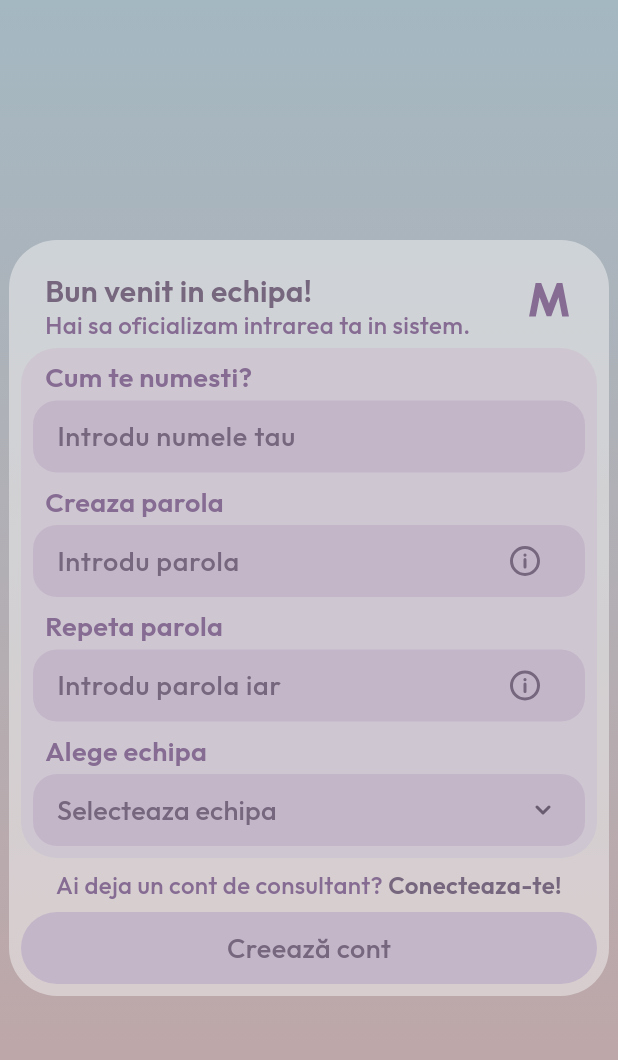
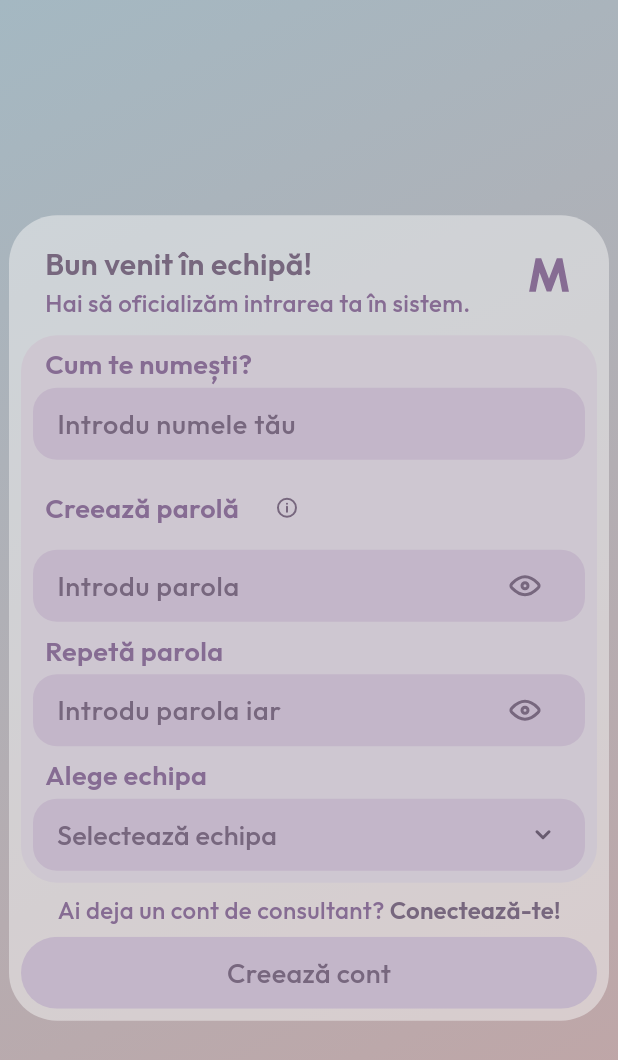
Before and after one commit to geanatz/Broker-App, a Flutter app: the RegisterScreen screen opened by its route, on a phone screen of 412 x 824 dp. Shown: the top 1060 px of the screen. Run offline on Flutter 3.47's test engine with Material 3 defaults, Android fonts, the light colour scheme and no system bars; our stand-ins replace cloud_firestore, firebase_auth, firebase_core, flutter_svg, google_fonts; accounts and stored records are empty.

Commit message:
Autentificare Completa

```diff
--- /dev/null
+++ b/devtools_options.yaml
@@ -0,0 +1,3 @@
+description: This file stores settings for Dart & Flutter DevTools.
+documentation: https://docs.flutter.dev/tools/devtools/extensions#configure-extension-enablement-states
+extensions:
--- a/lib/screens/auth/register.dart
+++ b/lib/screens/auth/register.dart
@@ -4,6 +4,8 @@ import 'package:flutter_svg/flutter_svg.dart';
 import 'package:google_fonts/google_fonts.dart';
 import 'dart:math';
 import '../../services/auth_service.dart'; // Import AuthService
+import 'package:flutter/rendering.dart';
+import 'package:flutter/services.dart';
 
 class RegisterScreen extends StatefulWidget {
   const RegisterScreen({super.key});
@@ -43,8 +45,9 @@ class _RegisterScreenState extends State<RegisterScreen> {
         decoration: const BoxDecoration(
           gradient: LinearGradient(
             begin: Alignment.topLeft,
-            end: Alignment.bottomLeft,
+            end: Alignment.bottomRight,
             colors: [Color(0xFFA4B8C2), Color(0xFFC2A4A4)],
+            stops: [0.0, 1.0],
           ),
         ),
         child: Center(
@@ -52,7 +55,7 @@ class _RegisterScreenState extends State<RegisterScreen> {
             width: 400,
             padding: const EdgeInsets.all(8),
             decoration: BoxDecoration(
-              color: const Color(0x80F2F2F2),
+              color: const Color(0x80F2F2F2), // 50% opacity
               borderRadius: BorderRadius.circular(32),
             ),
             child: Column(
@@ -60,6 +63,8 @@ class _RegisterScreenState extends State<RegisterScreen> {
               children: [
                 // Header
                 _buildHeader(),
+
+                const SizedBox(height: 8),
 
                 // Form
                 Container(
@@ -73,8 +78,8 @@ class _RegisterScreenState extends State<RegisterScreen> {
                     children: [
                       // Name Field
                       _buildTextField(
-                        title: 'Cum te numesti?',
-                        hintText: 'Introdu numele tau',
+                        title: 'Cum te numești?',
+                        hintText: 'Introdu numele tău',
                         controller: _nameController,
                       ),
 
@@ -82,7 +87,7 @@ class _RegisterScreenState extends State<RegisterScreen> {
 
                       // Password Field
                       _buildTextField(
-                        title: 'Creaza parola',
+                        title: 'Creează parolă',
                         hintText: 'Introdu parola',
                         controller: _passwordController,
                         isPassword: true,
@@ -93,11 +98,10 @@ class _RegisterScreenState extends State<RegisterScreen> {
 
                       // Confirm Password Field
                       _buildTextField(
-                        title: 'Repeta parola',
+                        title: 'Repetă parola',
                         hintText: 'Introdu parola iar',
                         controller: _confirmPasswordController,
                         isPassword: true,
-                        showInfoButton: true,
                       ),
 
                       const SizedBox(height: 8),
@@ -112,33 +116,41 @@ class _RegisterScreenState extends State<RegisterScreen> {
 
                 // Login Link
                 Padding(
-                  padding: const EdgeInsets.symmetric(horizontal: 8),
-                  child: Text.rich(
-                    TextSpan(
-                      text: 'Ai deja un cont de consultant? ',
+                  padding: const EdgeInsets.symmetric(horizontal: 16),
+                  child: Row(
+                    mainAxisAlignment: MainAxisAlignment.center,
+                    children: [
+                      Text(
+                        'Ai deja un cont de consultant? ',
                         style: GoogleFonts.outfit(
                           fontSize: 16,
                           fontWeight: FontWeight.w500,
-                        height: 1.25, // line-height: 20px / font-size: 16px = 1.25
+                          height: 1.25,
                           color: const Color(0xFF866C93),
                         ),
-                      children: [
-                        TextSpan(
-                          text: 'Conecteaza-te!',
+                      ),
+                      TextButton(
+                        onPressed: () {
+                          Future.delayed(Duration.zero, () {
+                            Navigator.of(context).pushReplacementNamed('/login');
+                          });
+                        },
+                        style: TextButton.styleFrom(
+                          padding: EdgeInsets.zero,
+                          minimumSize: Size.zero,
+                          tapTargetSize: MaterialTapTargetSize.shrinkWrap,
+                        ),
+                        child: Text(
+                          'Conectează-te!',
                           style: GoogleFonts.outfit(
                             fontSize: 16,
-                            fontWeight: FontWeight.w600, // Changed to 600 to match Figma spec
+                            fontWeight: FontWeight.w600,
                             height: 1.25,
-                            color: const Color(0xFF77677E), // Darker color for emphasis
+                            color: const Color(0xFF77677E),
                           ),
-                          recognizer: TapGestureRecognizer()
-                            ..onTap = () {
-                              Navigator.pushReplacementNamed(context, '/login');
-                            },
+                        ),
                       ),
                     ],
-                    ),
-                    textAlign: TextAlign.center,
                   ),
                 ),
 
@@ -155,13 +167,13 @@ class _RegisterScreenState extends State<RegisterScreen> {
   }
 
   Widget _buildHeader() {
-    return Padding(
-      padding: const EdgeInsets.only(left: 8),
-      child: Row(
+    return Row(
       mainAxisAlignment: MainAxisAlignment.center,
       children: [
         // Title and Description
         Expanded(
+          child: Padding(
+            padding: const EdgeInsets.only(left: 8),
             child: Column(
               mainAxisSize: MainAxisSize.min,
               crossAxisAlignment: CrossAxisAlignment.start,
@@ -169,28 +181,30 @@ class _RegisterScreenState extends State<RegisterScreen> {
                 Padding(
                   padding: const EdgeInsets.only(top: 8, left: 8),
                   child: Text(
-                    'Bun venit in echipa!',
+                    'Bun venit în echipă!',
                     style: GoogleFonts.outfit(
                       fontSize: 20,
                       fontWeight: FontWeight.w600,
-                      height: 1.25, // line-height: 25px / font-size: 20px = 1.25
+                      height: 1.25,
                       color: const Color(0xFF77677E),
                     ),
                   ),
                 ),
+                const SizedBox(height: 4),
                 Padding(
                   padding: const EdgeInsets.only(left: 8),
                   child: Text(
-                    'Hai sa oficializam intrarea ta in sistem.',
+                    'Hai să oficializăm intrarea ta în sistem.',
                     style: GoogleFonts.outfit(
                       fontSize: 16,
                       fontWeight: FontWeight.w500,
-                      height: 1.25, // line-height: 20px / font-size: 16px = 1.25
+                      height: 1.25,
                       color: const Color(0xFF866C93),
                     ),
                   ),
                 ),
               ],
+            ),
           ),
         ),
 
@@ -213,7 +227,6 @@ class _RegisterScreenState extends State<RegisterScreen> {
           ),
         ),
       ],
-      ),
     );
   }
 
@@ -227,17 +240,48 @@ class _RegisterScreenState extends State<RegisterScreen> {
     return Column(
       crossAxisAlignment: CrossAxisAlignment.start,
       children: [
-        // Field Title
+        // Field Title with Info Button (if needed)
         Padding(
           padding: const EdgeInsets.symmetric(horizontal: 8),
-          child: Text(
+          child: Row(
+            children: [
+              Text(
                 title,
                 style: GoogleFonts.outfit(
                   fontSize: 18,
                   fontWeight: FontWeight.w600,
-              height: 1.28, // line-height: 23px / font-size: 18px = 1.28
+                  height: 1.28,
                   color: const Color(0xFF866C93),
                 ),
+              ),
+              if (showInfoButton)
+                Padding(
+                  padding: const EdgeInsets.only(left: 8),
+                  child: IconButton(
+                    icon: SvgPicture.asset(
+                      'assets/InfoButton.svg',
+                      width: 16,
+                      height: 16,
+                      colorFilter: const ColorFilter.mode(
+                        Color(0xFF77677E),
+                        BlendMode.srcIn,
+                      ),
+                    ),
+                    onPressed: () {
+                      // Show password info dialog
+                      _showInfoDialog(
+                        title: 'Cerințe parolă',
+                        message: 'Parola trebuie să conțină minim 8 caractere, o literă mare, o literă mică și un număr.',
+                      );
+                    },
+                    padding: EdgeInsets.zero,
+                    constraints: const BoxConstraints(
+                      minWidth: 16,
+                      minHeight: 16
+                    ),
+                  ),
+                ),
+            ],
           ),
         ),
 
@@ -257,34 +301,34 @@ class _RegisterScreenState extends State<RegisterScreen> {
                   padding: const EdgeInsets.symmetric(horizontal: 16),
                   child: TextField(
                     controller: controller,
-                    obscureText: isPassword ? true : false, // Always obscure password fields
+                    obscureText: isPassword ? (controller == _passwordController ? _obscurePassword : _obscureConfirmPassword) : false,
                     decoration: InputDecoration(
                       hintText: hintText,
                       hintStyle: GoogleFonts.outfit(
                         fontSize: 18,
                         fontWeight: FontWeight.w500,
-                        height: 1.28, // line-height: 23px / font-size: 18px = 1.28
+                        height: 1.28,
                         color: const Color(0xFF77677E),
                       ),
                       border: InputBorder.none,
-                      contentPadding: EdgeInsets.zero, // Remove padding from TextField itself
-                      isDense: true, // Makes the field more compact
+                      contentPadding: EdgeInsets.zero,
+                      isDense: true,
                     ),
                     style: GoogleFonts.outfit(
                       fontSize: 18,
                       fontWeight: FontWeight.w500,
-                      height: 1.28, // line-height: 23px / font-size: 18px = 1.28
+                      height: 1.28,
                       color: const Color(0xFF77677E),
                     ),
                   ),
                 ),
               ),
-              if (showInfoButton)
+              if (isPassword)
                 Padding(
                   padding: const EdgeInsets.only(right: 16),
                   child: IconButton(
                     icon: SvgPicture.asset(
-                      'assets/InfoButton.svg',
+                      'assets/ShowButton.svg',
                       width: 24,
                       height: 24,
                       colorFilter: const ColorFilter.mode(
@@ -293,17 +337,19 @@ class _RegisterScreenState extends State<RegisterScreen> {
                       ),
                     ),
                     onPressed: () {
-                      // Show password info dialog
-                      _showInfoDialog(
-                        title: 'Cerinte parola',
-                        message: 'Parola trebuie sa contina minim 8 caractere, o litera mare, o litera mica si un numar.',
-                      );
+                      setState(() {
+                        if (controller == _passwordController) {
+                          _obscurePassword = !_obscurePassword;
+                        } else if (controller == _confirmPasswordController) {
+                          _obscureConfirmPassword = !_obscureConfirmPassword;
+                        }
+                      });
                     },
-                    padding: EdgeInsets.zero, // Remove padding from IconButton
+                    padding: EdgeInsets.zero,
                     constraints: const BoxConstraints(
                       minWidth: 24,
                       minHeight: 24
-                    ), // Set minimum size
+                    ),
                   ),
                 ),
             ],
@@ -325,7 +371,7 @@ class _RegisterScreenState extends State<RegisterScreen> {
             style: GoogleFonts.outfit(
               fontSize: 18,
               fontWeight: FontWeight.w600,
-              height: 1.28, // line-height: 23px / font-size: 18px = 1.28
+              height: 1.28,
               color: const Color(0xFF866C93),
             ),
           ),
@@ -345,11 +391,11 @@ class _RegisterScreenState extends State<RegisterScreen> {
             child: DropdownButton<String>(
               isExpanded: true,
               hint: Text(
-                'Selecteaza echipa',
+                'Selectează echipa',
                 style: GoogleFonts.outfit(
                   fontSize: 18,
                   fontWeight: FontWeight.w500,
-                  height: 1.28, // line-height: 23px / font-size: 18px = 1.28
+                  height: 1.28,
                   color: const Color(0xFF77677E),
                 ),
               ),
@@ -371,7 +417,7 @@ class _RegisterScreenState extends State<RegisterScreen> {
                     style: GoogleFonts.outfit(
                       fontSize: 18,
                       fontWeight: FontWeight.w500,
-                      height: 1.28, // line-height: 23px / font-size: 18px = 1.28
+                      height: 1.28,
                       color: const Color(0xFF77677E),
                     ),
                   ),
@@ -391,16 +437,20 @@ class _RegisterScreenState extends State<RegisterScreen> {
   }
 
   Widget _buildRegisterButton() {
-    return InkWell(
-      onTap: _isLoading ? null : _register, // Disable button when loading
-      child: Container(
+    return Container(
       width: 384,
       height: 48,
-        alignment: Alignment.center,
+      child: Material(
+        color: Colors.transparent,
+        child: InkWell(
+          onTap: _isLoading ? null : _register,
+          borderRadius: BorderRadius.circular(24),
+          child: Ink(
             decoration: BoxDecoration(
               color: const Color(0xFFC3B6C9),
               borderRadius: BorderRadius.circular(24),
             ),
+            child: Center(
               child: _isLoading
                 ? const CircularProgressIndicator(
                     valueColor: AlwaysStoppedAnimation<Color>(Color(0xFF77677E)),
@@ -412,6 +462,9 @@ class _RegisterScreenState extends State<RegisterScreen> {
                       fontWeight: FontWeight.w500,
                       height: 1.28,
                       color: const Color(0xFF77677E),
+                    ),
+                  ),
+            ),
           ),
         ),
       ),
@@ -490,7 +543,7 @@ class _RegisterScreenState extends State<RegisterScreen> {
           mainAxisSize: MainAxisSize.min,
           children: [
             Text(
-              'Acest token este cheia de securitate a contului tau. Pastreaza-l intr-un loc sigur, vei avea nevoie de el pentru a-ti reseta parola in caz ca o uiti.',
+              'Acest token este cheia de securitate a contului tău. Păstrează-l într-un loc sigur, vei avea nevoie de el pentru a-ți reseta parola în caz că o uiți.',
               style: GoogleFonts.outfit(
                 fontSize: 16,
                 fontWeight: FontWeight.w500,
@@ -498,7 +551,10 @@ class _RegisterScreenState extends State<RegisterScreen> {
               ),
             ),
             const SizedBox(height: 16),
-            Container(
+            Row(
+              children: [
+                Expanded(
+                  child: Container(
                     padding: const EdgeInsets.all(16),
                     decoration: BoxDecoration(
                       color: const Color(0xFFCEC7D1),
@@ -513,6 +569,28 @@ class _RegisterScreenState extends State<RegisterScreen> {
                       ),
                     ),
                   ),
+                ),
+                IconButton(
+                  icon: const Icon(
+                    Icons.copy,
+                    color: Color(0xFF77677E),
+                  ),
+                  onPressed: () {
+                    // Copy token to clipboard
+                    Clipboard.setData(ClipboardData(text: token));
+                    ScaffoldMessenger.of(context).showSnackBar(
+                      SnackBar(
+                        content: Text(
+                          'Token copiat în clipboard!',
+                          style: GoogleFonts.outfit(),
+                        ),
+                        backgroundColor: const Color(0xFF77677E),
+                      ),
+                    );
+                  },
+                ),
+              ],
+            ),
           ],
         ),
         actions: [
@@ -522,7 +600,7 @@ class _RegisterScreenState extends State<RegisterScreen> {
               Navigator.pushReplacementNamed(context, '/login');
             },
             child: Text(
-              'Am inteles, continua',
+              'Am înțeles, continuă',
               style: GoogleFonts.outfit(
                 fontSize: 16,
                 fontWeight: FontWeight.w600,
@@ -559,7 +637,7 @@ class _RegisterScreenState extends State<RegisterScreen> {
           TextButton(
             onPressed: () => Navigator.pop(context),
             child: Text(
-              'Am inteles',
+              'Am înțeles',
               style: GoogleFonts.outfit(
                 fontSize: 16,
                 fontWeight: FontWeight.w600,
--- a/pubspec.yaml
+++ b/pubspec.yaml
@@ -70,6 +70,8 @@ flutter:
     - assets/HelpButton.svg
     - assets/DropdownButton.svg
     - assets/InfoButton.svg
+    - assets/ShowButton.svg
+    - assets/HideButton.svg
 
   # An image asset can refer to one or more resolution-specific "variants", see
   # https://flutter.dev/to/resolution-aware-images
```
Also changed, not shown: lib/screens/auth/login.dart (+66 -43 lines), lib/screens/auth/reset_password.dart (+136 -55 lines), lib/screens/auth/token.dart (+61 -43 lines), lib/services/auth_service.dart (+21 -10 lines), assets/HideButton.svg (added), assets/ShowButton.svg (added), 4 other files. Lines whose indentation alone changed are shown as unchanged.
